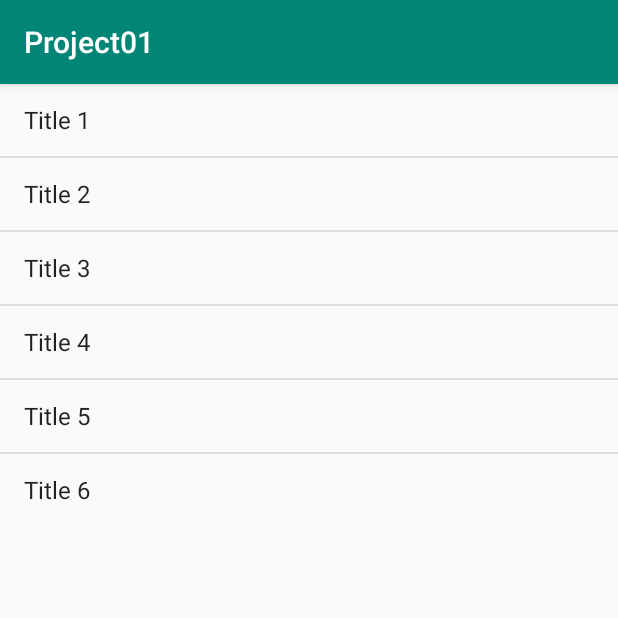
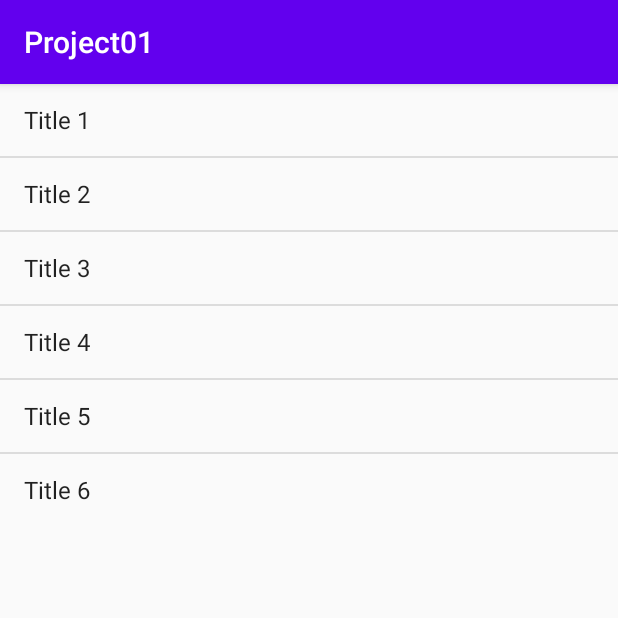
Before and after one commit to Jack-Stoetzel/COSC330, an Android app: the screen it shows after launch (MainActivity), on a phone screen of 412 x 824 dp, the top half of it. Run offline under Robolectric (Android 15) with nearby library versions, the phone set to English and light mode, and no system bars.

Commit message:
Added new colors

```diff
--- a/Project1/app/src/main/res/values/colors.xml
+++ b/Project1/app/src/main/res/values/colors.xml
@@ -1,6 +1,12 @@
 <?xml version="1.0" encoding="utf-8"?>
 <resources>
-    <color name="colorPrimary">#008577</color>
-    <color name="colorPrimaryDark">#00574B</color>
-    <color name="colorAccent">#D81B60</color>
+    <color name="colorPrimary">#6200EE</color>
+    <color name="colorPrimaryDark">#3700B3</color>
+    <color name="colorAccent">#03DAC5</color>
+
+    <color name="iGrey">#555555</color>
+    <color name="iActive">#8C8C8C</color>
+    <color name="iNotActive">#AFAFAF</color>
+    <color name="iSelected">#21FF00</color>
+    <color name="iCorrect">#2F8330</color>
 </resources>
```
